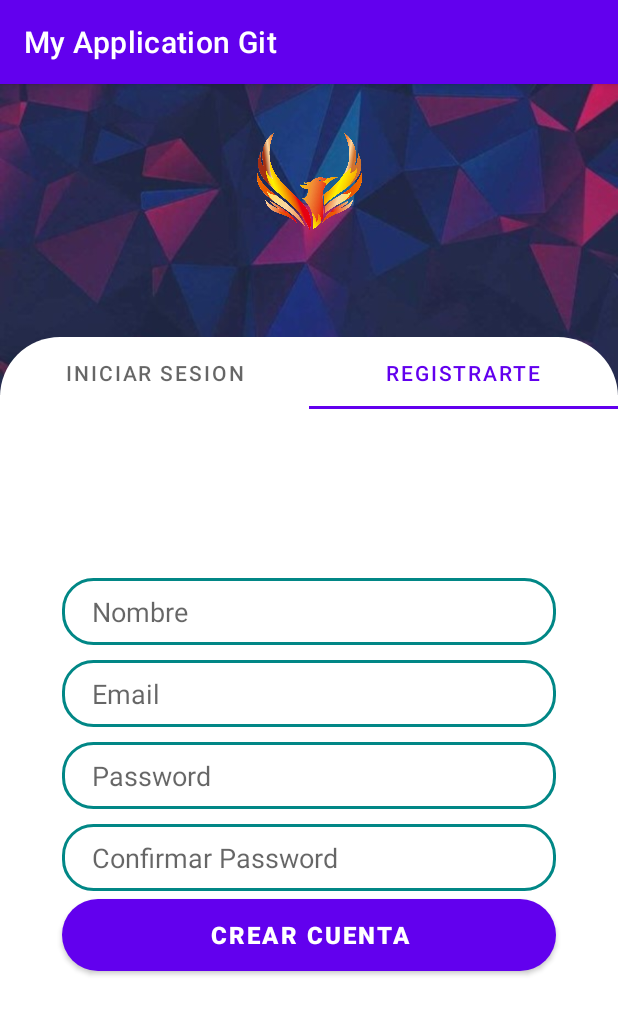
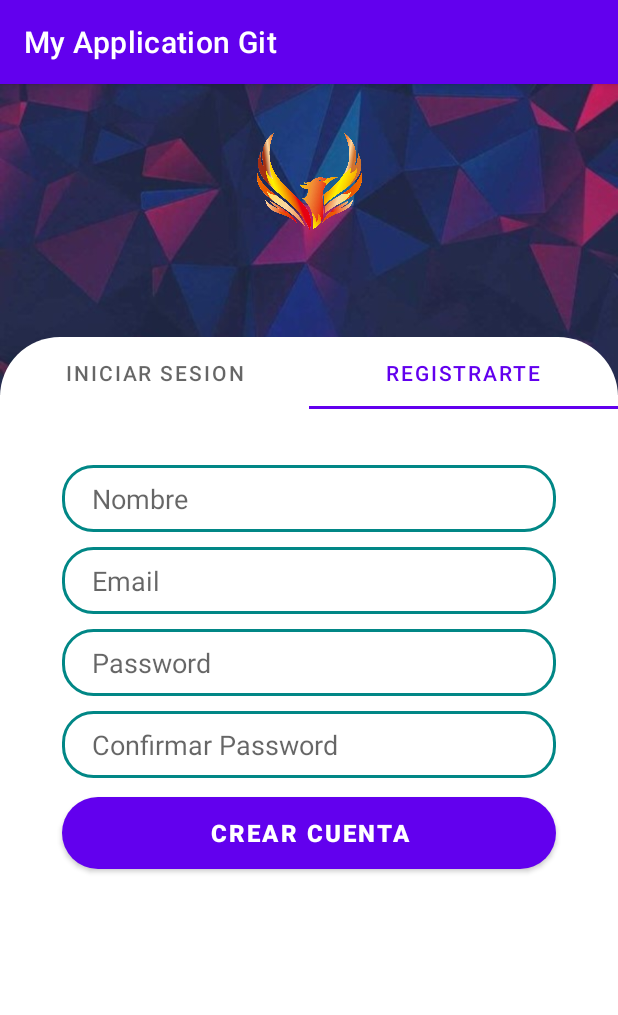
Before and after one commit to Guts32/MApplicationGit, an Android app: the screen it shows after launch (LoginActivity), tab 2 chosen, on a phone screen of 412 x 824 dp. Shown: the top 1015 px of the screen. Run offline under Robolectric (Android 15) with nearby library versions, the phone set to English and light mode, and no system bars.

```diff
--- a/app/src/main/res/layout/fragment_sing_up__tap_.xml
+++ b/app/src/main/res/layout/fragment_sing_up__tap_.xml
@@ -12,7 +12,7 @@
         android:layout_width="0dp"
         android:layout_height="wrap_content"
         app:layout_constraintWidth_percent="0.8"
-        app:layout_constraintVertical_bias="0.3"
+        app:layout_constraintVertical_bias="0.1"
         app:layout_constraintHorizontal_bias="0.5"
         android:hint="Nombre"
         android:paddingLeft="20dp"
```
